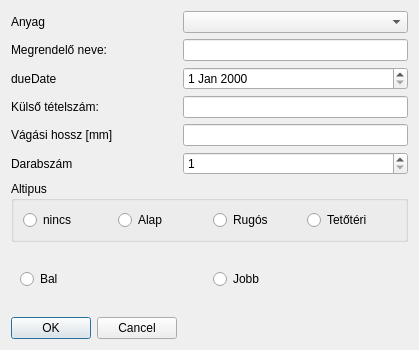
Qt form view/dialog/input/addinputdialog.ui (horvathzoltan/cutplannerpro) before a commit.
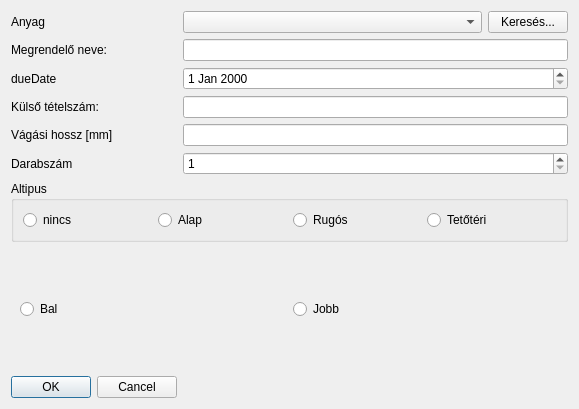
The same form after that commit.

The edit to the form file:
```diff
--- a/view/dialog/input/addinputdialog.ui
+++ b/view/dialog/input/addinputdialog.ui
@@ -6,79 +6,76 @@
    <rect>
     <x>0</x>
     <y>0</y>
-    <width>419</width>
-    <height>350</height>
+    <width>579</width>
+    <height>409</height>
    </rect>
   </property>
   <property name="windowTitle">
    <string>Dialog</string>
   </property>
   <layout class="QFormLayout" name="formLayout">
-   <item row="1" column="0">
+   <item row="2" column="0">
     <widget class="QLabel" name="label_3">
      <property name="text">
       <string>Anyag</string>
      </property>
     </widget>
    </item>
-   <item row="1" column="1">
-    <widget class="QComboBox" name="comboMaterial"/>
-   </item>
-   <item row="2" column="0">
+   <item row="3" column="0">
     <widget class="QLabel" name="label_owner">
      <property name="text">
       <string>Megrendelő neve:</string>
      </property>
     </widget>
    </item>
-   <item row="2" column="1">
+   <item row="3" column="1">
     <widget class="QLineEdit" name="editOwner"/>
    </item>
    <item row="4" column="0">
+    <widget class="QLabel" name="label_4">
+     <property name="text">
+      <string>dueDate</string>
+     </property>
+    </widget>
+   </item>
+   <item row="4" column="1">
+    <widget class="QDateEdit" name="editDueDate"/>
+   </item>
+   <item row="5" column="0">
     <widget class="QLabel" name="label_ref">
      <property name="text">
       <string>Külső tételszám:</string>
      </property>
     </widget>
    </item>
-   <item row="4" column="1">
+   <item row="5" column="1">
     <widget class="QLineEdit" name="editReference"/>
    </item>
-   <item row="5" column="0">
+   <item row="6" column="0">
     <widget class="QLabel" name="label">
      <property name="text">
       <string>Vágási hossz [mm]</string>
      </property>
     </widget>
    </item>
-   <item row="5" column="1">
+   <item row="6" column="1">
     <widget class="QLineEdit" name="editLength"/>
    </item>
-   <item row="6" column="0">
+   <item row="7" column="0">
     <widget class="QLabel" name="label_2">
      <property name="text">
       <string>Darabszám</string>
      </property>
     </widget>
    </item>
-   <item row="6" column="1">
+   <item row="7" column="1">
     <widget class="QSpinBox" name="spinQuantity">
      <property name="minimum">
       <number>1</number>
      </property>
     </widget>
    </item>
-   <item row="12" column="0">
-    <widget class="QDialogButtonBox" name="buttonBox">
-     <property name="orientation">
-      <enum>Qt::Orientation::Horizontal</enum>
-     </property>
-     <property name="standardButtons">
-      <set>QDialogButtonBox::StandardButton::Cancel|QDialogButtonBox::StandardButton::Ok</set>
-     </property>
-    </widget>
-   </item>
-   <item row="8" column="0" colspan="2">
+   <item row="9" column="0" colspan="2">
     <widget class="QGroupBox" name="groupBox">
      <property name="title">
       <string>Altipus</string>
@@ -115,7 +112,7 @@
      </layout>
     </widget>
    </item>
-   <item row="9" column="0" colspan="2">
+   <item row="10" column="0" colspan="2">
     <widget class="QStackedWidget" name="stackHandlerSide">
      <widget class="QWidget" name="pageRadio">
       <layout class="QHBoxLayout">
@@ -162,16 +159,30 @@
      </widget>
     </widget>
    </item>
-   <item row="3" column="1">
-    <widget class="QDateEdit" name="editDueDate"/>
-   </item>
-   <item row="3" column="0">
-    <widget class="QLabel" name="label_4">
-     <property name="text">
-      <string>dueDate</string>
+   <item row="13" column="0">
+    <widget class="QDialogButtonBox" name="buttonBox">
+     <property name="orientation">
+      <enum>Qt::Orientation::Horizontal</enum>
+     </property>
+     <property name="standardButtons">
+      <set>QDialogButtonBox::StandardButton::Cancel|QDialogButtonBox::StandardButton::Ok</set>
      </property>
     </widget>
    </item>
+   <item row="2" column="1">
+    <layout class="QHBoxLayout" name="horizontalLayout" stretch="1,0">
+     <item>
+      <widget class="QComboBox" name="comboMaterial"/>
+     </item>
+     <item>
+      <widget class="QPushButton" name="btn_MaterialSearch">
+       <property name="text">
+        <string>Keresés...</string>
+       </property>
+      </widget>
+     </item>
+    </layout>
+   </item>
   </layout>
  </widget>
  <tabstops>
```
Left out of the diff: 1 changed line with no effect on the pictures.
